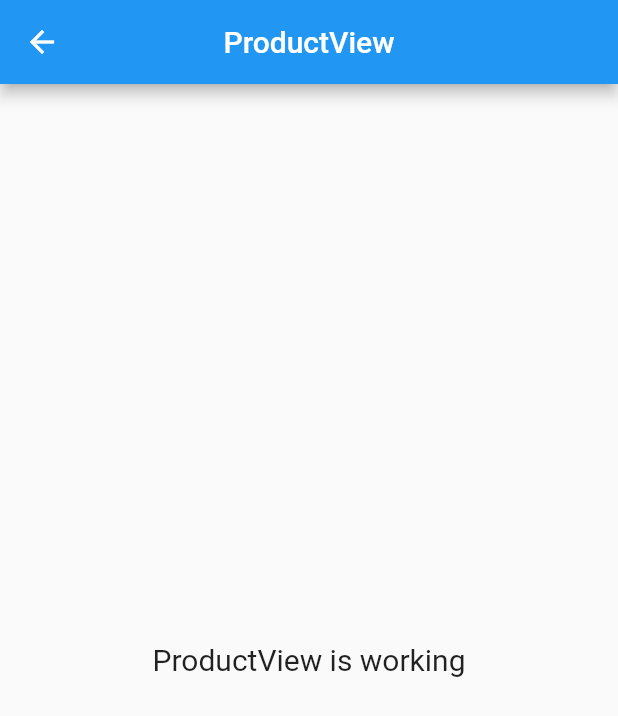
After one commit to tikariza22/PROJEK-PBM, a Flutter app: the ProductView screen opened by its route, on a phone screen of 412 x 824 dp. The commit adds this screen. Shown: the top 716 px of the screen. Run offline on Flutter 3.47's test engine with Material 2 defaults, Android fonts, the light colour scheme and no system bars; our stand-ins replace get.

Commit message:
pembuatan page produk
halaman tampilan produk produk yang akan ditampilkan pada pengguna

```diff
--- /dev/null
+++ b/apoticare/lib/app/modules/product/views/product_view.dart
@@ -0,0 +1,23 @@
+import 'package:flutter/material.dart';
+
+import 'package:get/get.dart';
+
+import '../controllers/product_controller.dart';
+
+class ProductView extends GetView<ProductController> {
+  @override
+  Widget build(BuildContext context) {
+    return Scaffold(
+      appBar: AppBar(
+        title: Text('ProductView'),
+        centerTitle: true,
+      ),
+      body: Center(
+        child: Text(
+          'ProductView is working',
+          style: TextStyle(fontSize: 20),
+        ),
+      ),
+    );
+  }
+}
--- a/apoticare/lib/app/routes/app_pages.dart
+++ b/apoticare/lib/app/routes/app_pages.dart
@@ -4,6 +4,8 @@
 import '../modules/home/views/home_view.dart';
 import '../modules/login/bindings/login_binding.dart';
 import '../modules/login/views/login_view.dart';
+import '../modules/product/bindings/product_binding.dart';
+import '../modules/product/views/product_view.dart';
 import '../modules/welcome/bindings/welcome_binding.dart';
 import '../modules/welcome/views/welcome_view.dart';
 
@@ -30,5 +32,10 @@
       page: () => LoginView(),
       binding: LoginBinding(),
     ),
+    GetPage(
+      name: _Paths.PRODUCT,
+      page: () => ProductView(),
+      binding: ProductBinding(),
+    ),
   ];
 }
--- a/apoticare/lib/app/routes/app_routes.dart
+++ b/apoticare/lib/app/routes/app_routes.dart
@@ -6,6 +6,7 @@
   static const HOME = _Paths.HOME;
   static const WELCOME = _Paths.WELCOME;
   static const LOGIN = _Paths.LOGIN;
+  static const PRODUCT = _Paths.PRODUCT;
 }
 
 abstract class _Paths {
@@ -13,4 +14,5 @@
   static const HOME = '/home';
   static const WELCOME = '/welcome';
   static const LOGIN = '/login';
+  static const PRODUCT = '/product';
 }
```
Also changed, not shown: apoticare/lib/app/modules/product/bindings/product_binding.dart (added, +12 -0 lines), apoticare/lib/app/modules/product/controllers/product_controller.dart (added, +20 -0 lines).
